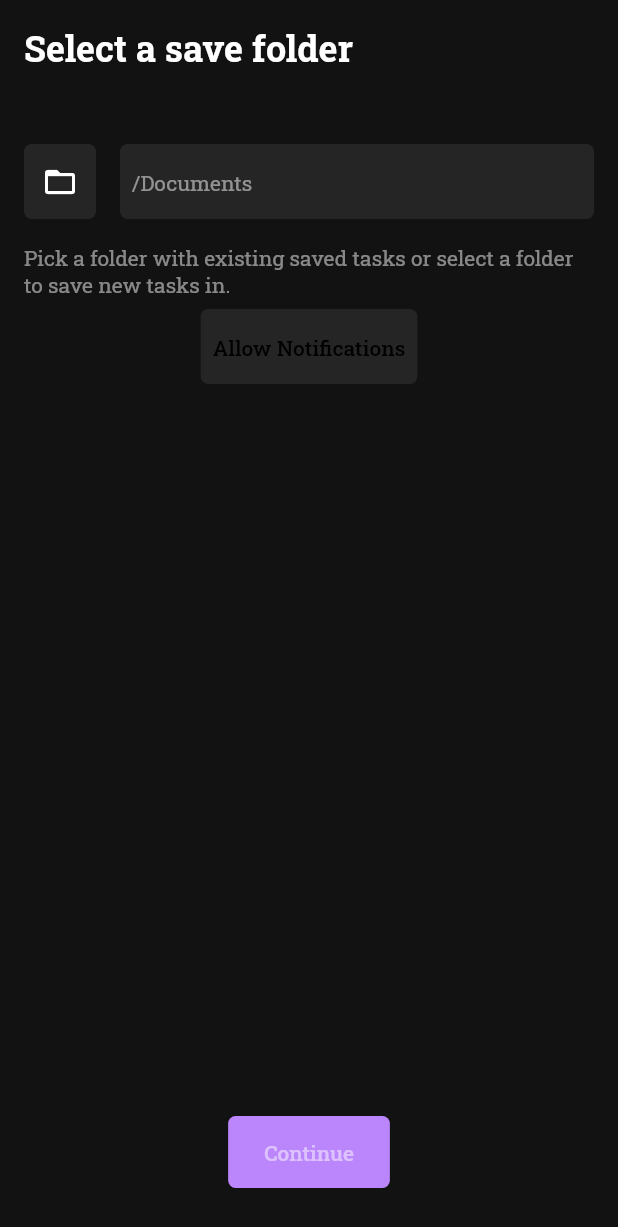
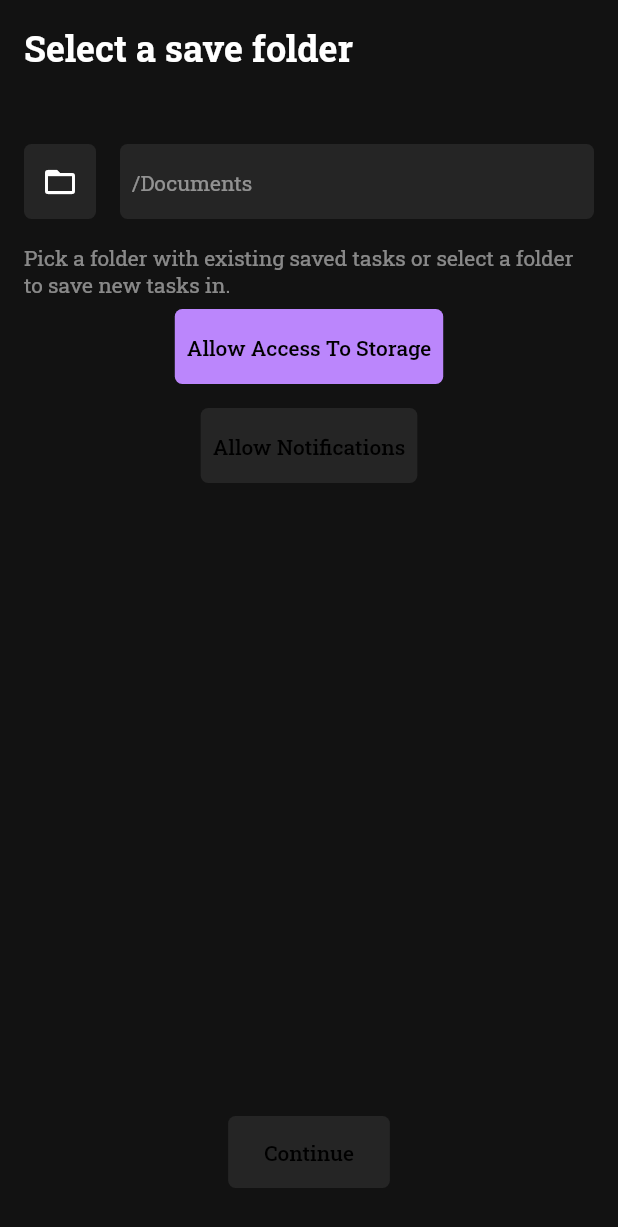
Before and after one commit to recursive-ui/open-reminders, a Flutter app: the screen it shows after launch, after a tap on the "folder open" icon, on a phone screen of 412 x 824 dp. Shown: the top 1227 px of the screen. Run offline on Flutter 3.47's test engine with Material 2 defaults, Android fonts, the phone set to English and light mode, and no system bars; our stand-ins replace awesome_notifications, calendar_date_picker2, file_picker, google_fonts, permission_handler, shared_preferences; missing offline and left inert: textfield_tags.

Commit message:
Fixed permissions

```diff
--- a/lib/screens/setup.dart
+++ b/lib/screens/setup.dart
@@ -4,6 +4,7 @@ import 'package:file_picker/file_picker.dart';
 import 'package:flutter/material.dart';
 import 'package:open_reminders/constants.dart';
 import 'package:path_provider/path_provider.dart';
+import 'package:permission_handler/permission_handler.dart';
 import 'package:shared_preferences/shared_preferences.dart';
 
 class SetupScreen extends StatefulWidget {
@@ -17,6 +18,7 @@ class _SetupScreenState extends State<SetupScreen> {
   String folderPath = 'Select a folder...';
   bool hasValidPath = false;
   bool isNotificationsAllowed = false;
+  bool isStorageAllowed = false;
 
   void pickFolder() async {
     String? selectedDirectory = await FilePicker.platform.getDirectoryPath();
@@ -27,6 +29,50 @@ class _SetupScreenState extends State<SetupScreen> {
         hasValidPath = true;
       });
     }
+  }
+
+  Future<bool> allowStorage() async {
+    PermissionStatus permissionStatus = await Permission.storage.status;
+    if (permissionStatus.isDenied) {
+      await Permission.storage.request();
+    } else if (permissionStatus.isPermanentlyDenied) {
+      await openAppSettings();
+    }
+
+    permissionStatus = await Permission.storage.status;
+    if (permissionStatus.isGranted) {
+      try {
+        String filePath = '$folderPath/reminders_temp.json';
+        File(filePath).createSync();
+        File(filePath).deleteSync();
+        return true;
+      } catch (e) {
+        String? selectedDirectory = await FilePicker.platform
+            .getDirectoryPath(initialDirectory: folderPath);
+        if (selectedDirectory != null) {
+          return false;
+        }
+      }
+    }
+    return false;
+  }
+
+  Future<bool> checkStorage() async {
+    if (folderPath != '' || folderPath != 'Select a folder...') {
+      final permissionStatus = await Permission.storage.status;
+      if (!permissionStatus.isGranted) {
+        return false;
+      }
+      try {
+        String filePath = '$folderPath/reminders_temp.json';
+        File(filePath).createSync();
+        File(filePath).deleteSync();
+        return true;
+      } catch (e) {
+        return false;
+      }
+    }
+    return false;
   }
 
   void allowNotifications() {
@@ -68,6 +114,12 @@ class _SetupScreenState extends State<SetupScreen> {
     AwesomeNotifications().isNotificationAllowed().then((isAllowed) {
       setState(() {
         isNotificationsAllowed = isAllowed;
+      });
+    });
+
+    checkStorage().then((value) {
+      setState(() {
+        isStorageAllowed = value;
       });
     });
   }
@@ -161,13 +213,48 @@ class _SetupScreenState extends State<SetupScreen> {
                       height: 50.0,
                       child: Container(
                         decoration: BoxDecoration(
+                          color: !isStorageAllowed
+                              ? ThemeColors.kPrimary
+                              : Colors.white.withOpacity(0.08),
+                          borderRadius: BorderRadius.circular(5.0),
+                        ),
+                        child: TextButton(
+                          onPressed: isStorageAllowed
+                              ? () {}
+                              : () {
+                                  allowStorage().then((value) {
+                                    setState(() {
+                                      isStorageAllowed = value;
+                                    });
+                                  });
+                                },
+                          child: Text(
+                            'Allow Access To Storage',
+                            style: TextStyle(
+                                color: !isNotificationsAllowed
+                                    ? ThemeColors.kOnSurface.withOpacity(0.5)
+                                    : ThemeColors.kOnPrimary),
+                          ),
+                        ),
+                      ),
+                    ),
+                  ),
+                ),
+                const SizedBox(width: 16.0),
+                Center(
+                  child: Padding(
+                    padding: const EdgeInsets.all(8.0),
+                    child: SizedBox(
+                      height: 50.0,
+                      child: Container(
+                        decoration: BoxDecoration(
                           color: !isNotificationsAllowed
                               ? ThemeColors.kPrimary
                               : Colors.white.withOpacity(0.08),
                           borderRadius: BorderRadius.circular(5.0),
                         ),
                         child: TextButton(
-                          onPressed: !isNotificationsAllowed
+                          onPressed: isNotificationsAllowed
                               ? () {}
                               : allowNotifications,
                           child: Text(
@@ -192,19 +279,27 @@ class _SetupScreenState extends State<SetupScreen> {
               ),
               child: Container(
                 decoration: BoxDecoration(
-                  color: hasValidPath && isNotificationsAllowed
-                      ? ThemeColors.kPrimary
-                      : Colors.white.withOpacity(0.08),
+                  color:
+                      hasValidPath && isNotificationsAllowed && isStorageAllowed
+                          ? ThemeColors.kPrimary
+                          : Colors.white.withOpacity(0.08),
                   borderRadius: BorderRadius.circular(5.0),
                 ),
                 padding: const EdgeInsets.symmetric(horizontal: 16.0),
                 child: TextButton(
                   onPressed:
-                      hasValidPath && isNotificationsAllowed ? saveSetup : null,
+                      hasValidPath && isNotificationsAllowed && isStorageAllowed
+                          ? () {
+                              saveSetup();
+                              Navigator.pushNamed(context, '/home');
+                            }
+                          : null,
                   child: Text(
                     'Continue',
                     style: TextStyle(
-                        color: hasValidPath && isNotificationsAllowed
+                        color: hasValidPath &&
+                                isNotificationsAllowed &&
+                                isStorageAllowed
                             ? ThemeColors.kOnSurface.withOpacity(0.5)
                             : ThemeColors.kOnPrimary),
                   ),
--- a/pubspec.yaml
+++ b/pubspec.yaml
@@ -46,6 +46,7 @@ dependencies:
   textfield_tags: ^2.0.2
   awesome_notifications: ^0.7.4+1
   path_provider: ^2.0.15
+  permission_handler: ^10.2.0
 
 dev_dependencies:
   flutter_test:
```
Also changed, not shown: lib/models/task.dart (+15 -0 lines), pubspec.lock, 3 other files.
